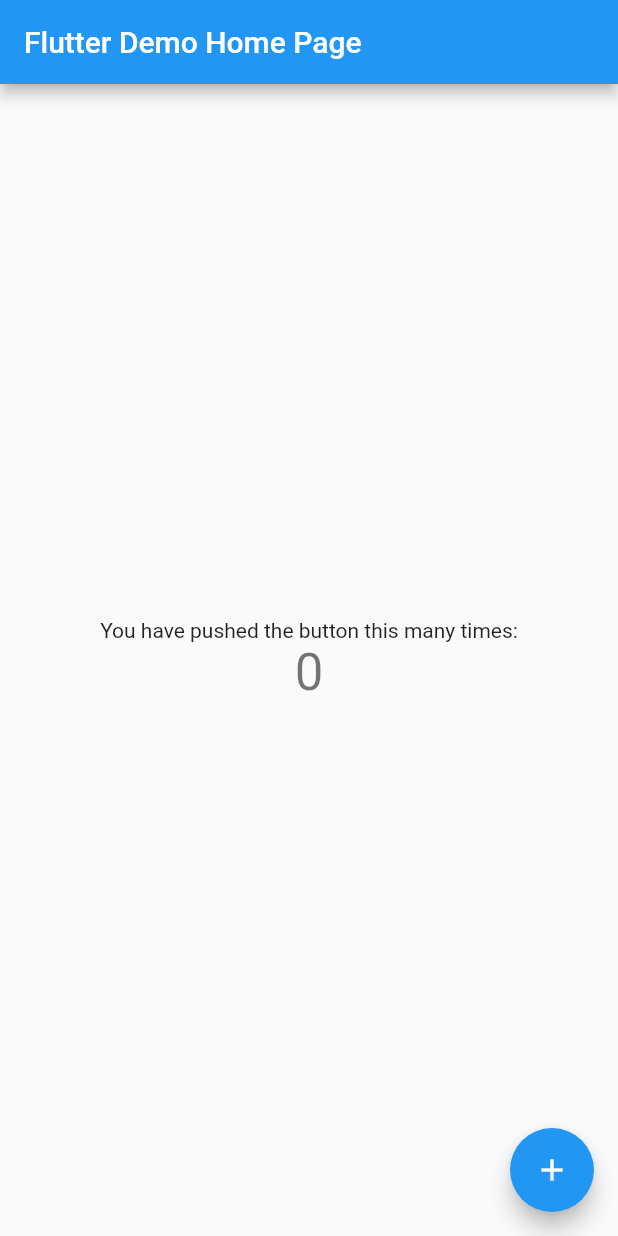
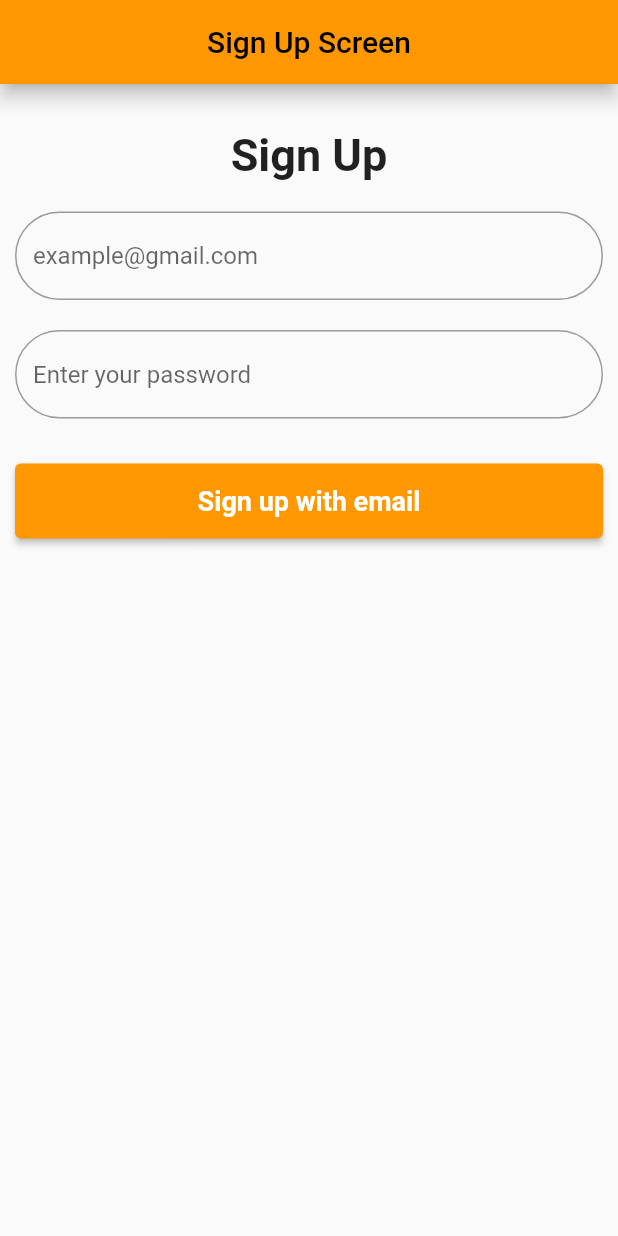
Before and after one commit to andisiambuku/Notey, a Flutter app: the screen it shows after launch, on a phone screen of 412 x 824 dp. Run offline on Flutter 3.47's test engine with Material 2 defaults, Android fonts, the light colour scheme and no system bars; our stand-ins replace firebase_auth, firebase_core; accounts and stored records are empty.

Commit message:
auth ith Firebase

```diff
--- a/lib/main.dart
+++ b/lib/main.dart
@@ -1,5 +1,6 @@
 import 'package:flutter/material.dart';
-
+import 'package:notey/screens/signup.dart';
+import 'package:notey/utils/auth.dart';
 
 void main() {
   runApp(const MyApp());
@@ -11,106 +12,23 @@
   // This widget is the root of your application.
   @override
   Widget build(BuildContext context) {
-    return MaterialApp(
-      title: 'Flutter Demo',
-      theme: ThemeData(
-        // This is the theme of your application.
-        //
-        // Try running your application with "flutter run". You'll see the
-        // application has a blue toolbar. Then, without quitting the app, try
-        // changing the primarySwatch below to Colors.green and then invoke
-        // "hot reload" (press "r" in the console where you ran "flutter run",
-        // or simply save your changes to "hot reload" in a Flutter IDE).
-        // Notice that the counter didn't reset back to zero; the application
-        // is not restarted.
-        primarySwatch: Colors.blue,
-      ),
-      home: const MyHomePage(title: 'Flutter Demo Home Page'),
-    );
+    return FutureBuilder(
+        future: Authentication.initializeFirebase(),
+        builder: (context, snapshot) {
+          if (snapshot.hasError) {
+            return const Text('Something went wrong');
+          }
+          if (snapshot.connectionState == ConnectionState.done) {
+            return MaterialApp(
+              title: 'notey',
+              debugShowCheckedModeBanner: false,
+              theme: ThemeData(primarySwatch: Colors.orange),
+              home: const SignUp(),
+            );
+          }
+          return const CircularProgressIndicator(
+            valueColor: AlwaysStoppedAnimation<Color>(Colors.orange),
+          );
+        });
   }
 }
-
-class MyHomePage extends StatefulWidget {
-  const MyHomePage({Key? key, required this.title}) : super(key: key);
-
-  // This widget is the home page of your application. It is stateful, meaning
-  // that it has a State object (defined below) that contains fields that affect
-  // how it looks.
-
-  // This class is the configuration for the state. It holds the values (in this
-  // case the title) provided by the parent (in this case the App widget) and
-  // used by the build method of the State. Fields in a Widget subclass are
-  // always marked "final".
-
-  final String title;
-
-  @override
-  State<MyHomePage> createState() => _MyHomePageState();
-}
-
-class _MyHomePageState extends State<MyHomePage> {
-  int _counter = 0;
-
-  void _incrementCounter() {
-    setState(() {
-      // This call to setState tells the Flutter framework that something has
-      // changed in this State, which causes it to rerun the build method below
-      // so that the display can reflect the updated values. If we changed
-      // _counter without calling setState(), then the build method would not be
-      // called again, and so nothing would appear to happen.
-      _counter++;
-    });
-  }
-
-  @override
-  Widget build(BuildContext context) {
-    // This method is rerun every time setState is called, for instance as done
-    // by the _incrementCounter method above.
-    //
-    // The Flutter framework has been optimized to make rerunning build methods
-    // fast, so that you can just rebuild anything that needs updating rather
-    // than having to individually change instances of widgets.
-    return Scaffold(
-      appBar: AppBar(
-        // Here we take the value from the MyHomePage object that was created by
-        // the App.build method, and use it to set our appbar title.
-        title: Text(widget.title),
-      ),
-      body: Center(
-        // Center is a layout widget. It takes a single child and positions it
-        // in the middle of the parent.
-        child: Column(
-          // Column is also a layout widget. It takes a list of children and
-          // arranges them vertically. By default, it sizes itself to fit its
-          // children horizontally, and tries to be as tall as its parent.
-          //
-          // Invoke "debug painting" (press "p" in the console, choose the
-          // "Toggle Debug Paint" action from the Flutter Inspector in Android
-          // Studio, or the "Toggle Debug Paint" command in Visual Studio Code)
-          // to see the wireframe for each widget.
-          //
-          // Column has various properties to control how it sizes itself and
-          // how it positions its children. Here we use mainAxisAlignment to
-          // center the children vertically; the main axis here is the vertical
-          // axis because Columns are vertical (the cross axis would be
-          // horizontal).
-          mainAxisAlignment: MainAxisAlignment.center,
-          children: <Widget>[
-            const Text(
-              'You have pushed the button this many times:',
-            ),
-            Text(
-              '$_counter',
-              style: Theme.of(context).textTheme.headline4,
-            ),
-          ],
-        ),
-      ),
-      floatingActionButton: FloatingActionButton(
-        onPressed: _incrementCounter,
-        tooltip: 'Increment',
-        child: const Icon(Icons.add),
-      ), // This trailing comma makes auto-formatting nicer for build methods.
-    );
-  }
-}
--- /dev/null
+++ b/lib/screens/signup.dart
@@ -0,0 +1,91 @@
+// ignore_for_file: prefer_const_constructors
+
+import 'package:flutter/material.dart';
+import '../utils/auth.dart';
+
+class SignUp extends StatefulWidget {
+  const SignUp({Key? key}) : super(key: key);
+
+  @override
+  State<SignUp> createState() => _SignUpState();
+}
+
+class _SignUpState extends State<SignUp> {
+  late String _email, _password;
+
+  @override
+  Widget build(BuildContext context) {
+    return Scaffold(
+      appBar: AppBar(
+        elevation: 5,
+        title: const Text('Sign Up Screen'),
+        centerTitle: true,
+      ),
+      body: Padding(
+        padding: const EdgeInsets.only(top: 30.0, left: 10.0, right: 10),
+        child: Column(
+          children: [
+            Center(
+              child: Text(
+                'Sign Up',
+                style: TextStyle(fontSize: 30, fontWeight: FontWeight.bold),
+              ),
+            ),
+            SizedBox(height: 20),
+            TextField(
+              onChanged: (value) {
+                setState(() {
+                  _email = value.trim();
+                });
+              },
+              decoration: InputDecoration(
+                  hintText: 'example@gmail.com',
+                  border: OutlineInputBorder(
+                      borderRadius: BorderRadius.all(Radius.circular(30.0)))),
+            ),
+            SizedBox(height: 20),
+            TextField(
+              onChanged: (value) {
+                setState(() {
+                  _password = value.trim();
+                });
+              },
+              decoration: InputDecoration(
+                  hintText: 'Enter your password',
+                  border: OutlineInputBorder(
+                      borderRadius: BorderRadius.all(Radius.circular(30.0)))),
+            ),
+            SizedBox(
+              height: 30,
+            ),
+            Container(
+              padding:  EdgeInsets.only(bottom: 0),
+              width: MediaQuery.of(context).size.width,
+              height: 50,
+              child: ElevatedButton(
+                  onPressed: () {
+                    Authentication.signup(context, _email, _password);
+                  },
+                  child: Row(
+                    mainAxisAlignment: MainAxisAlignment.center,
+                    // ignore: prefer_const_literals_to_create_immutables
+                    children: [
+                      Text(
+                        'Sign up with email',
+                        style: TextStyle(
+                          fontWeight: FontWeight.bold,
+                          fontSize:18,
+                          color: Colors.white
+                        ),
+                      ),
+                    ],
+                    )
+                    ),
+            ),
+            SizedBox(height: 10,),
+          ],
+        ),
+      ),
+    );
+  }
+}
--- /dev/null
+++ b/lib/utils/auth.dart
@@ -0,0 +1,20 @@
+import 'package:firebase_auth/firebase_auth.dart';
+import 'package:firebase_core/firebase_core.dart';
+import 'package:flutter/cupertino.dart';
+import 'package:flutter/material.dart';
+import '../screens/home.dart';
+import '../screens/signup.dart';
+
+class Authentication {
+  static Future<FirebaseApp> initializeFirebase() async {
+    FirebaseApp firebaseApp = await Firebase.initializeApp();
+    return firebaseApp;
+  }
+
+  static void signup(BuildContext context, String email, String password) {
+    FirebaseAuth auth = FirebaseAuth.instance;
+    auth.createUserWithEmailAndPassword(email: email, password: password).then(
+        (_) => Navigator.of(context).pushReplacement(
+            MaterialPageRoute(builder: (context) => const SignUp())));
+  }
+}
--- a/pubspec.yaml
+++ b/pubspec.yaml
@@ -35,6 +35,7 @@
   # Use with the CupertinoIcons class for iOS style icons.
   cupertino_icons: ^1.0.2
   firebase_core: ^1.20.1
+  firebase_auth: ^3.10.0
 
 dev_dependencies:
   flutter_test:
```
Also changed, not shown: lib/screens/home.dart (added), lib/screens/login.dart (added), pubspec.lock, 1 other file.
